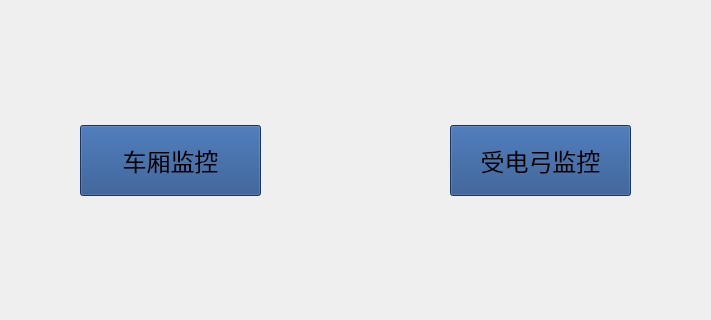
Above: choicelogindevwidget.ui from 1157889734/MyApplication before the change; both pictures show x 140 to 851 and y 225 to 545 of the 1024 by 768 pixel window. Below: the same form after it.
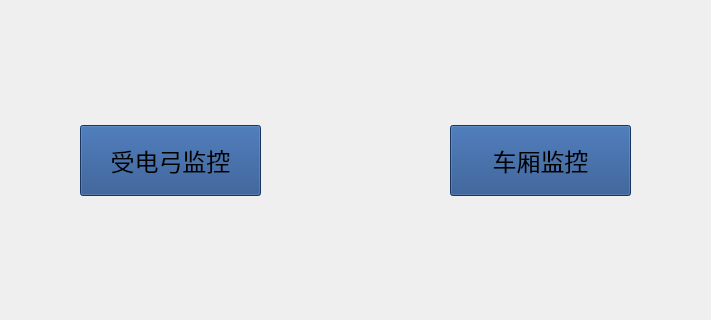
That is the form after the change. Icons and pictures are not drawn.

The edit to the form file:
```diff
--- a/choicelogindevwidget.ui
+++ b/choicelogindevwidget.ui
@@ -52,7 +52,7 @@
      <string notr="true">background-color: rgb(32, 74, 135);</string>
     </property>
     <property name="text">
-     <string>车厢监控</string>
+     <string>受电弓监控</string>
     </property>
    </widget>
    <widget class="QPushButton" name="pvmsPushButton">
@@ -73,7 +73,7 @@
      <string notr="true">background-color: rgb(32, 74, 135);</string>
     </property>
     <property name="text">
-     <string>受电弓监控</string>
+     <string>车厢监控</string>
     </property>
    </widget>
   </widget>
```
